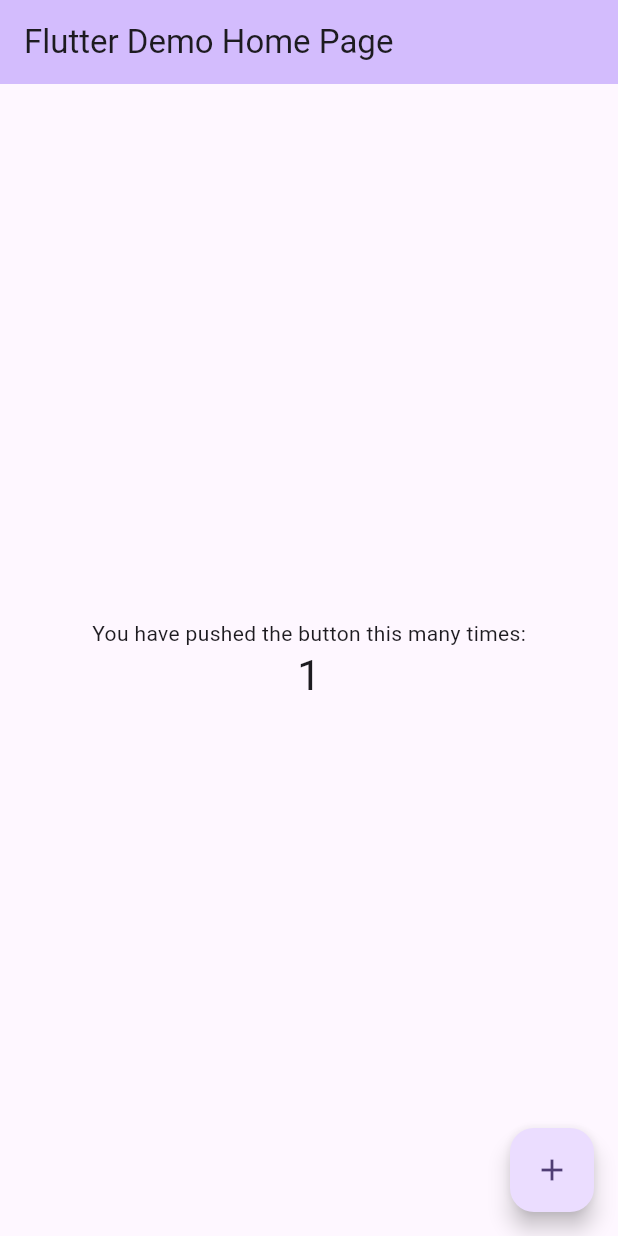
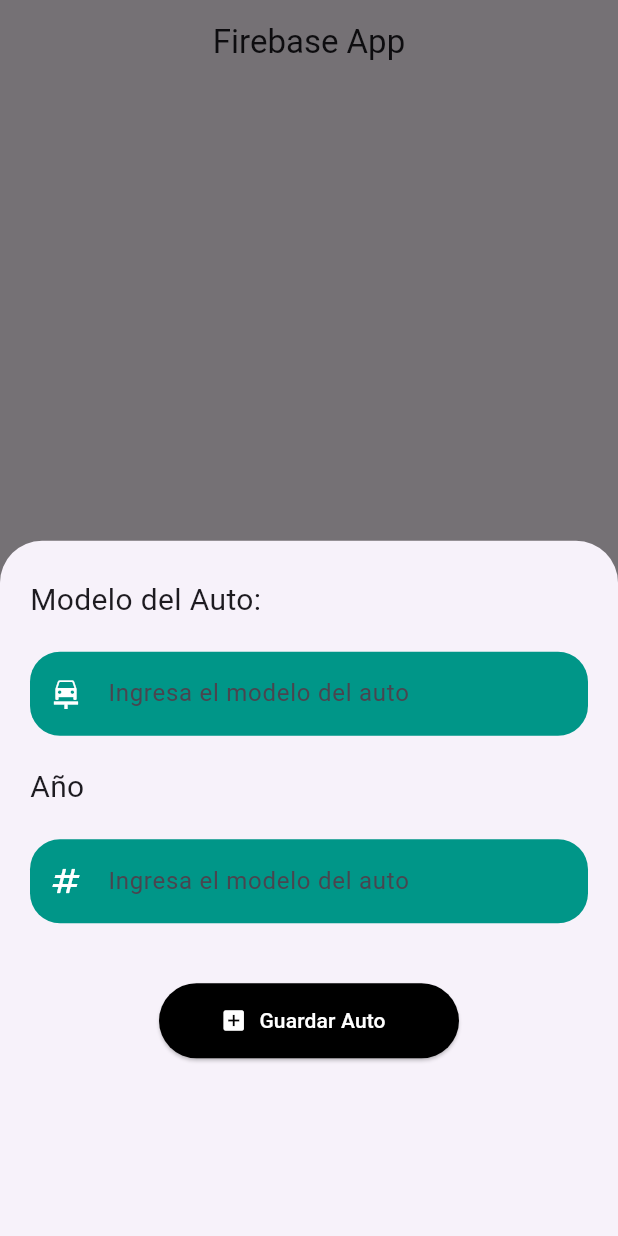
Before and after one commit to reynaldocoding/gdsc_flutter_camp_2023_app_seis, a Flutter app: the screen it shows after launch, after a tap on the "add" icon, on a phone screen of 412 x 824 dp. Run offline on Flutter 3.47's test engine with Material 2 defaults, Android fonts, the phone set to English and light mode, and no system bars; our stand-ins replace cloud_firestore, firebase_core; accounts and stored records are empty.

Commit message:
Finished App: New Features.

```diff
--- a/lib/main.dart
+++ b/lib/main.dart
@@ -1,125 +1,23 @@
+import 'package:gdsc_flutter_camp_2023_app_seis/src/presentation/screens/home_screen.dart';
+import 'package:firebase_core/firebase_core.dart';
 import 'package:flutter/material.dart';
 
-void main() {
+void main() async {
+  WidgetsFlutterBinding.ensureInitialized();
+  await Firebase.initializeApp();
   runApp(const MyApp());
 }
 
 class MyApp extends StatelessWidget {
   const MyApp({super.key});
 
-  // This widget is the root of your application.
   @override
   Widget build(BuildContext context) {
     return MaterialApp(
-      title: 'Flutter Demo',
-      theme: ThemeData(
-        // This is the theme of your application.
-        //
-        // TRY THIS: Try running your application with "flutter run". You'll see
-        // the application has a blue toolbar. Then, without quitting the app,
-        // try changing the seedColor in the colorScheme below to Colors.green
-        // and then invoke "hot reload" (save your changes or press the "hot
-        // reload" button in a Flutter-supported IDE, or press "r" if you used
-        // the command line to start the app).
-        //
-        // Notice that the counter didn't reset back to zero; the application
-        // state is not lost during the reload. To reset the state, use hot
-        // restart instead.
-        //
-        // This works for code too, not just values: Most code changes can be
-        // tested with just a hot reload.
-        colorScheme: ColorScheme.fromSeed(seedColor: Colors.deepPurple),
-        useMaterial3: true,
-      ),
-      home: const MyHomePage(title: 'Flutter Demo Home Page'),
+      debugShowCheckedModeBanner: false,
+      title: 'Material App',
+      home: HomeScreen(),
+      theme: ThemeData(useMaterial3: true),
     );
   }
 }
-
-class MyHomePage extends StatefulWidget {
-  const MyHomePage({super.key, required this.title});
-
-  // This widget is the home page of your application. It is stateful, meaning
-  // that it has a State object (defined below) that contains fields that affect
-  // how it looks.
-
-  // This class is the configuration for the state. It holds the values (in this
-  // case the title) provided by the parent (in this case the App widget) and
-  // used by the build method of the State. Fields in a Widget subclass are
-  // always marked "final".
-
-  final String title;
-
-  @override
-  State<MyHomePage> createState() => _MyHomePageState();
-}
-
-class _MyHomePageState extends State<MyHomePage> {
-  int _counter = 0;
-
-  void _incrementCounter() {
-    setState(() {
-      // This call to setState tells the Flutter framework that something has
-      // changed in this State, which causes it to rerun the build method below
-      // so that the display can reflect the updated values. If we changed
-      // _counter without calling setState(), then the build method would not be
-      // called again, and so nothing would appear to happen.
-      _counter++;
-    });
-  }
-
-  @override
-  Widget build(BuildContext context) {
-    // This method is rerun every time setState is called, for instance as done
-    // by the _incrementCounter method above.
-    //
-    // The Flutter framework has been optimized to make rerunning build methods
-    // fast, so that you can just rebuild anything that needs updating rather
-    // than having to individually change instances of widgets.
-    return Scaffold(
-      appBar: AppBar(
-        // TRY THIS: Try changing the color here to a specific color (to
-        // Colors.amber, perhaps?) and trigger a hot reload to see the AppBar
-        // change color while the other colors stay the same.
-        backgroundColor: Theme.of(context).colorScheme.inversePrimary,
-        // Here we take the value from the MyHomePage object that was created by
-        // the App.build method, and use it to set our appbar title.
-        title: Text(widget.title),
-      ),
-      body: Center(
-        // Center is a layout widget. It takes a single child and positions it
-        // in the middle of the parent.
-        child: Column(
-          // Column is also a layout widget. It takes a list of children and
-          // arranges them vertically. By default, it sizes itself to fit its
-          // children horizontally, and tries to be as tall as its parent.
-          //
-          // Column has various properties to control how it sizes itself and
-          // how it positions its children. Here we use mainAxisAlignment to
-          // center the children vertically; the main axis here is the vertical
-          // axis because Columns are vertical (the cross axis would be
-          // horizontal).
-          //
-          // TRY THIS: Invoke "debug painting" (choose the "Toggle Debug Paint"
-          // action in the IDE, or press "p" in the console), to see the
-          // wireframe for each widget.
-          mainAxisAlignment: MainAxisAlignment.center,
-          children: <Widget>[
-            const Text(
-              'You have pushed the button this many times:',
-            ),
-            Text(
-              '$_counter',
-              style: Theme.of(context).textTheme.headlineMedium,
-            ),
-          ],
-        ),
-      ),
-      floatingActionButton: FloatingActionButton(
-        onPressed: _incrementCounter,
-        tooltip: 'Increment',
-        child: const Icon(Icons.add),
-      ), // This trailing comma makes auto-formatting nicer for build methods.
-    );
-  }
-}
--- /dev/null
+++ b/lib/src/presentation/screens/home_screen.dart
@@ -0,0 +1,157 @@
+import 'package:cloud_firestore/cloud_firestore.dart';
+import 'package:flutter/material.dart';
+
+class HomeScreen extends StatelessWidget {
+  HomeScreen({Key? key}) : super(key: key);
+
+  final modelController = TextEditingController();
+  final yearController = TextEditingController();
+
+  @override
+  Widget build(BuildContext context) {
+    return Scaffold(
+        appBar: AppBar(
+          elevation: 0,
+          title: const Text("Firebase App"),
+          centerTitle: true,
+        ),
+        floatingActionButton: FloatingActionButton(
+          onPressed: () {
+            showModalBottomSheet(
+                context: context,
+                builder: (context) {
+                  return _CustomForm(
+                      modelController: modelController,
+                      yearController: yearController);
+                });
+          },
+          child: const Icon(
+            Icons.add,
+          ),
+        ));
+  }
+}
+
+class _CustomForm extends StatelessWidget {
+  const _CustomForm({
+    required this.modelController,
+    required this.yearController,
+  });
+
+  final TextEditingController modelController;
+  final TextEditingController yearController;
+
+  @override
+  Widget build(BuildContext context) {
+    return Padding(
+      padding: const EdgeInsets.symmetric(horizontal: 20, vertical: 25),
+      child: Column(
+        crossAxisAlignment: CrossAxisAlignment.start,
+        children: [
+          const Text(
+            "Modelo del Auto:",
+            style: TextStyle(fontSize: 20),
+          ),
+          const SizedBox(
+            height: 20,
+          ),
+          TextField(
+            controller: modelController,
+            decoration: InputDecoration(
+              prefixIcon: const Icon(
+                Icons.car_repair,
+                color: Colors.white,
+              ),
+              hintText: "Ingresa el modelo del auto",
+              border: OutlineInputBorder(
+                  borderSide: BorderSide.none,
+                  borderRadius: BorderRadius.circular(20)),
+              focusedBorder: OutlineInputBorder(
+                  borderSide: BorderSide.none,
+                  borderRadius: BorderRadius.circular(20)),
+              enabledBorder: OutlineInputBorder(
+                  borderSide: BorderSide.none,
+                  borderRadius: BorderRadius.circular(20)),
+              fillColor: Colors.teal,
+              filled: true,
+            ),
+          ),
+          const SizedBox(
+            height: 20,
+          ),
+          const Text(
+            "Año",
+            style: TextStyle(fontSize: 20),
+          ),
+          const SizedBox(
+            height: 20,
+          ),
+          TextField(
+            controller: yearController,
+            decoration: InputDecoration(
+              prefixIcon: const Icon(
+                Icons.numbers,
+                color: Colors.white,
+              ),
+              hintText: "Ingresa el modelo del auto",
+              border: OutlineInputBorder(
+                  borderSide: BorderSide.none,
+                  borderRadius: BorderRadius.circular(20)),
+              focusedBorder: OutlineInputBorder(
+                  borderSide: BorderSide.none,
+                  borderRadius: BorderRadius.circular(20)),
+              enabledBorder: OutlineInputBorder(
+                  borderSide: BorderSide.none,
+                  borderRadius: BorderRadius.circular(20)),
+              fillColor: Colors.teal,
+              filled: true,
+            ),
+          ),
+          const SizedBox(
+            height: 40,
+          ),
+          Center(
+            child: SizedBox(
+              height: 50,
+              width: 200,
+              child: ElevatedButton.icon(
+                style: ElevatedButton.styleFrom(
+                  backgroundColor: Colors.black,
+                ),
+                icon: const Icon(
+                  Icons.add_box,
+                  color: Colors.white,
+                ),
+                label: const Text(
+                  'Guardar Auto',
+                  style: TextStyle(
+                    color: Colors.white,
+                  ),
+                ),
+                onPressed: () {
+                  String model = modelController.text.trim();
+                  String year = yearController.text.trim();
+
+                  print('Modelo: $model');
+                  print('Year: $year');
+                  createCar(model: model, year: year);
+                },
+              ),
+            ),
+          )
+        ],
+      ),
+    );
+  }
+}
+
+Future createCar({required String model, required String year}) async {
+  final db = FirebaseFirestore.instance.collection('cars');
+
+  final Map<String, dynamic> data = {
+    'model': model,
+    'year': year,
+  };
+
+  await db.add(data);
+}
```
Also changed, not shown: pubspec.yaml (+4 -4 lines), pubspec.lock, 16 other files.
